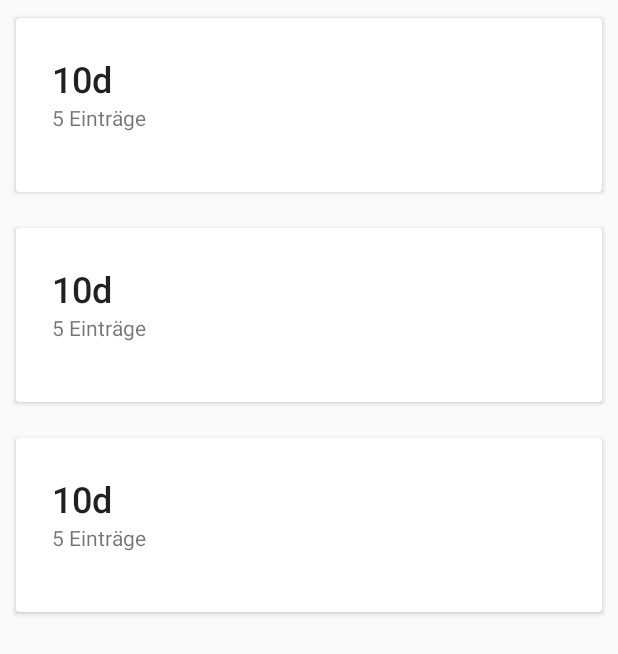
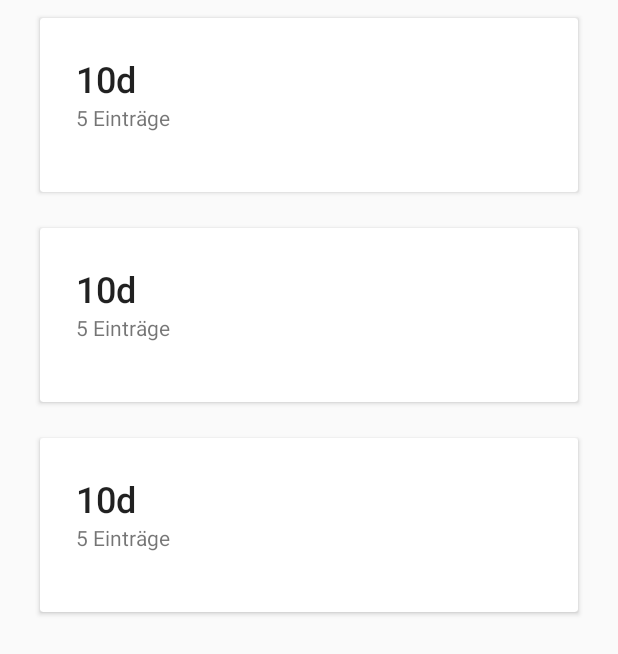
Before and after one commit to Theaninova/ScheduleTest, an Android app: the layout content_main2.xml on its own in the app's theme, with its tools: preview values and no code run, on a phone screen of 412 x 824 dp. Shown: the top 654 px of the screen. Run offline under Robolectric (Android 15) with nearby library versions, the phone set to English and light mode, and no system bars; network calls fail.

Commit message:
Version 2.1.1
+ Quick layout adjustment to tablets

```diff
--- a/app/build.gradle
+++ b/app/build.gradle
@@ -8,7 +8,7 @@ android {
         minSdkVersion 21
         targetSdkVersion 25
         versionCode 2
-        versionName "2.1"
+        versionName "2.1.1"
         testInstrumentationRunner "android.support.test.runner.AndroidJUnitRunner"
         vectorDrawables.useSupportLibrary = true
     }
--- a/app/src/main/res/layout/layout_row.xml
+++ b/app/src/main/res/layout/layout_row.xml
@@ -4,6 +4,8 @@
     xmlns:tools="http://schemas.android.com/tools"
     android:layout_width="wrap_content"
     android:layout_height="wrap_content"
+    android:paddingLeft="@dimen/activity_horizontal_margin"
+    android:paddingRight="@dimen/activity_horizontal_margin"
     tools:context="com.wieland.www.scheduletest.Layout_Row">
 
     <android.support.v7.widget.CardView
```
